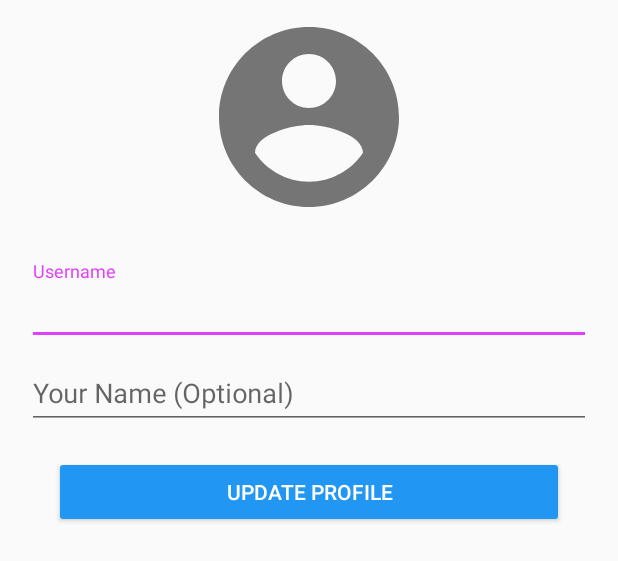
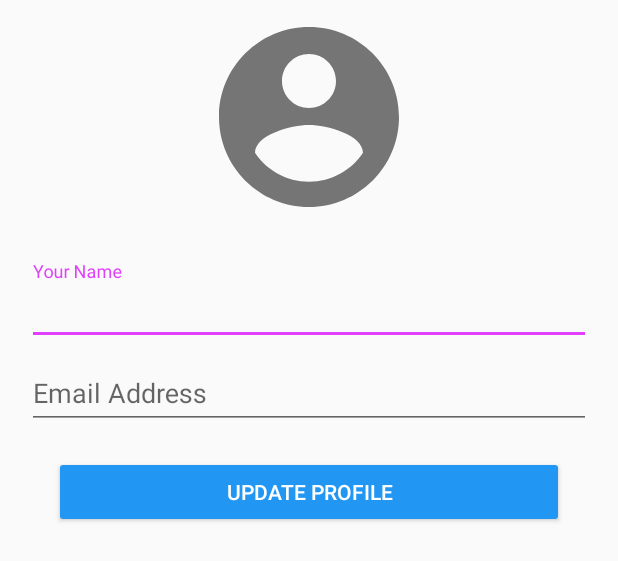
Before and after one commit to caiquirocha/GroupShop, an Android app: the layout activity_profile_edit.xml on its own in the app's theme, with its tools: preview values and no code run, on a phone screen of 412 x 824 dp. Shown: the top 561 px of the screen. Run offline under Robolectric (Android 15) with nearby library versions, the phone set to English and light mode, and no system bars.

Commit message:
Further work on cleaning up sign in process. Fixed bug with launching the app.

```diff
--- a/app/src/main/java/com/jjacobson/groupshop/MainActivity.java
+++ b/app/src/main/java/com/jjacobson/groupshop/MainActivity.java
@@ -8,7 +8,6 @@ import android.support.annotation.Nullable;
 import com.google.android.gms.tasks.OnCompleteListener;
 import com.google.android.gms.tasks.Task;
 import com.google.firebase.auth.AuthResult;
-import com.google.firebase.auth.FirebaseAuth;
 import com.jjacobson.groupshop.shoppinglist.menu.MenuListActivity;
 
 /**
@@ -17,15 +16,14 @@ import com.jjacobson.groupshop.shoppinglist.menu.MenuListActivity;
 
 public class MainActivity extends BaseActivity {
 
-    private FirebaseAuth auth;
-
     @Override
     protected void onCreate(@Nullable Bundle savedInstanceState) {
         super.onCreate(savedInstanceState);
 
-        auth = FirebaseAuth.getInstance();
         if (auth.getCurrentUser() == null) {
             signInAnonymously();
+        } else {
+            onAuthSuccess();
         }
     }
 
--- a/app/src/main/java/com/jjacobson/groupshop/sharing/users/UserSaveActivity.java
+++ b/app/src/main/java/com/jjacobson/groupshop/sharing/users/UserSaveActivity.java
@@ -28,6 +28,9 @@ public class UserSaveActivity extends BaseActivity {
     protected void onCreate(@Nullable Bundle savedInstanceState) {
         super.onCreate(savedInstanceState);
 
+        Intent intent = getIntent();
+        this.user = (User) intent.getSerializableExtra("user_extra");
+
         this.profileRef = database.getReference()
                 .child("user_profiles")
                 .child(getUser().getUid());
@@ -37,8 +40,6 @@ public class UserSaveActivity extends BaseActivity {
                 .child(getUser().getUid())
                 .child("profile_image.jpg");
 
-        Intent intent = getIntent();
-        this.user = (User) intent.getSerializableExtra("user_extra");
         saveUser();
     }
 
--- a/app/src/main/res/layout/activity_profile_edit.xml
+++ b/app/src/main/res/layout/activity_profile_edit.xml
@@ -23,10 +23,10 @@
         android:layout_height="wrap_content">
 
         <EditText
-            android:id="@+id/profile_name"
+            android:id="@+id/profile_name_text"
             android:layout_width="match_parent"
             android:layout_height="wrap_content"
-            android:hint="@string/profile_username_hint"
+            android:hint="@string/profile_name_hint"
             android:imeOptions="actionDone"
             android:inputType="text"
             android:maxLines="1"/>
@@ -38,12 +38,12 @@
         android:layout_height="wrap_content">
 
         <EditText
-            android:id="@+id/profile_email"
+            android:id="@+id/profile_email_text"
             android:layout_width="match_parent"
             android:layout_height="wrap_content"
-            android:hint="@string/profile_name_hint"
+            android:hint="@string/profile_email_hint"
             android:imeOptions="actionNext"
-            android:inputType="textPersonName"
+            android:inputType="textEmailAddress"
             android:maxLines="1"/>
 
     </android.support.design.widget.TextInputLayout>
--- a/app/src/main/res/values/strings.xml
+++ b/app/src/main/res/values/strings.xml
@@ -10,12 +10,14 @@
     <string name="title_activity_profile_setup">Profile Setup</string>
 
     <!-- Profile Setup -->
-    <string name="profile_name_hint">Your Name (Optional)</string>
-    <string name="profile_username_hint">Username</string>
+    <string name="profile_name_hint">Your Name</string>
+    <string name="profile_email_hint">Email Address</string>
     <string name="save_profile">Update Profile</string>
     <string name="username_length_error">Username must be at least %1$d characters long</string>
     <string name="username_character_error">Username contains invalid characters</string>
     <string name="username_taken">Username is already in use</string>
+    <string name="title_activity_delete_image">Delete Image</string>
+
 
     <!-- Shopping Lists Menu -->
     <string name="new_list_title_text">Name New List</string>
@@ -62,7 +64,6 @@
     <string name="nav_sign_out">Sign Out</string>
     <string name="sign_in_button_text">Sign In or Register</string>
     <string name="sign_in_text">Share lists and sync them between devices</string>
-    <string name="title_activity_delete_image">DeleteImageActivity</string>
 
 
 </resources>
```
Also changed, not shown: app/src/main/java/com/jjacobson/groupshop/sharing/profile/EditProfileActivity.java (+49 -14 lines), app/src/main/java/com/jjacobson/groupshop/sharing/profile/image/ImageButtonListener.java (+8 -13 lines).
